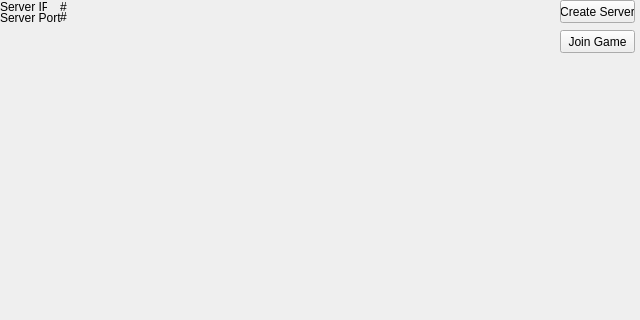
mustafa-qamaruddin/Socket-Programming, file mainwindow.ui: the form before one commit; both pictures show x 0 to 640 and y 0 to 320 of the 640 by 480 pixel window.
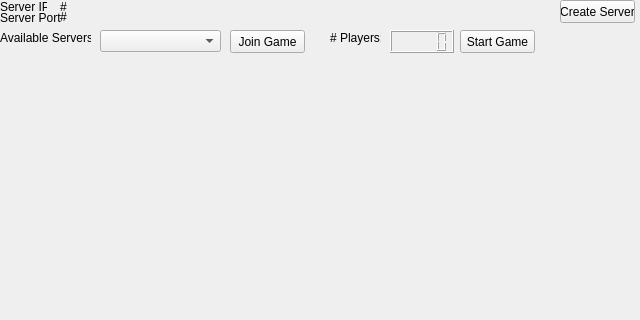
The form after the commit.

```diff
--- a/mainwindow.ui
+++ b/mainwindow.ui
@@ -30,7 +30,7 @@
    <widget class="QPushButton" name="pushButton_2">
     <property name="geometry">
      <rect>
-      <x>560</x>
+      <x>230</x>
       <y>30</y>
       <width>75</width>
       <height>23</height>
@@ -140,6 +140,65 @@
      </widget>
     </widget>
    </widget>
+   <widget class="QLabel" name="label_3">
+    <property name="geometry">
+     <rect>
+      <x>0</x>
+      <y>30</y>
+      <width>91</width>
+      <height>16</height>
+     </rect>
+    </property>
+    <property name="text">
+     <string>Available Servers:</string>
+    </property>
+   </widget>
+   <widget class="QComboBox" name="comboBox_servers">
+    <property name="geometry">
+     <rect>
+      <x>100</x>
+      <y>30</y>
+      <width>121</width>
+      <height>22</height>
+     </rect>
+    </property>
+   </widget>
+   <widget class="QLabel" name="label_4">
+    <property name="geometry">
+     <rect>
+      <x>330</x>
+      <y>30</y>
+      <width>51</width>
+      <height>16</height>
+     </rect>
+    </property>
+    <property name="text">
+     <string># Players:</string>
+    </property>
+   </widget>
+   <widget class="QLCDNumber" name="lcdNumber_players">
+    <property name="geometry">
+     <rect>
+      <x>390</x>
+      <y>30</y>
+      <width>64</width>
+      <height>23</height>
+     </rect>
+    </property>
+   </widget>
+   <widget class="QPushButton" name="pushButton_3">
+    <property name="geometry">
+     <rect>
+      <x>460</x>
+      <y>30</y>
+      <width>75</width>
+      <height>23</height>
+     </rect>
+    </property>
+    <property name="text">
+     <string>Start Game</string>
+    </property>
+   </widget>
   </widget>
   <widget class="QStatusBar" name="statusBar"/>
   <action name="actionNew_Game">
```
